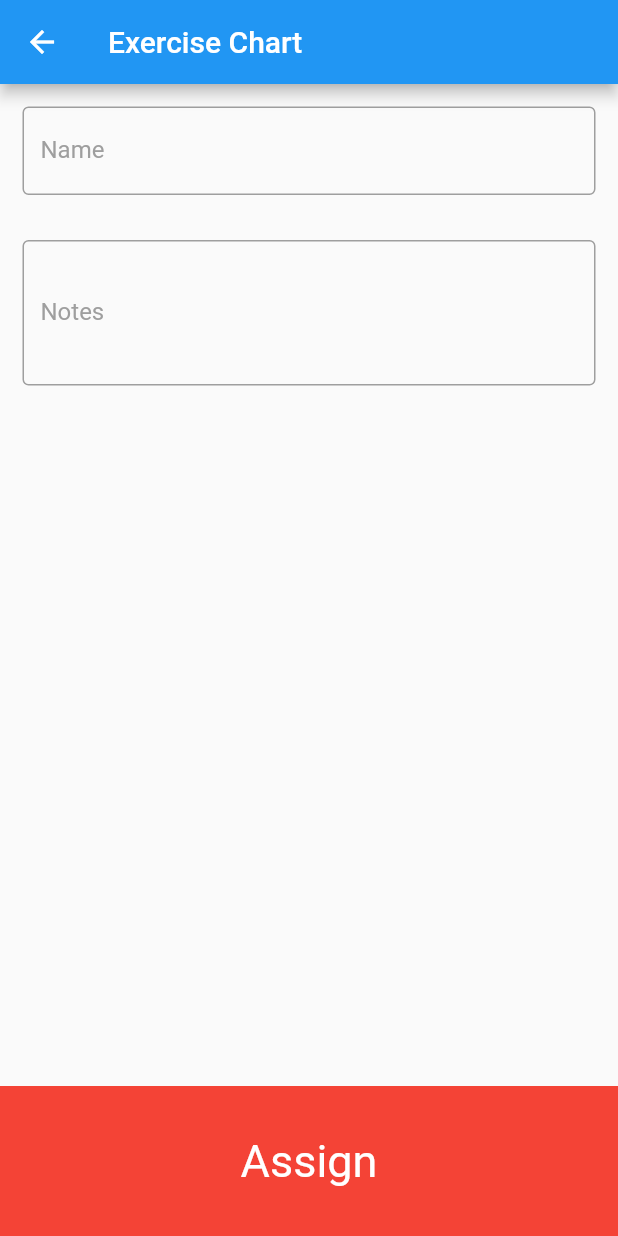
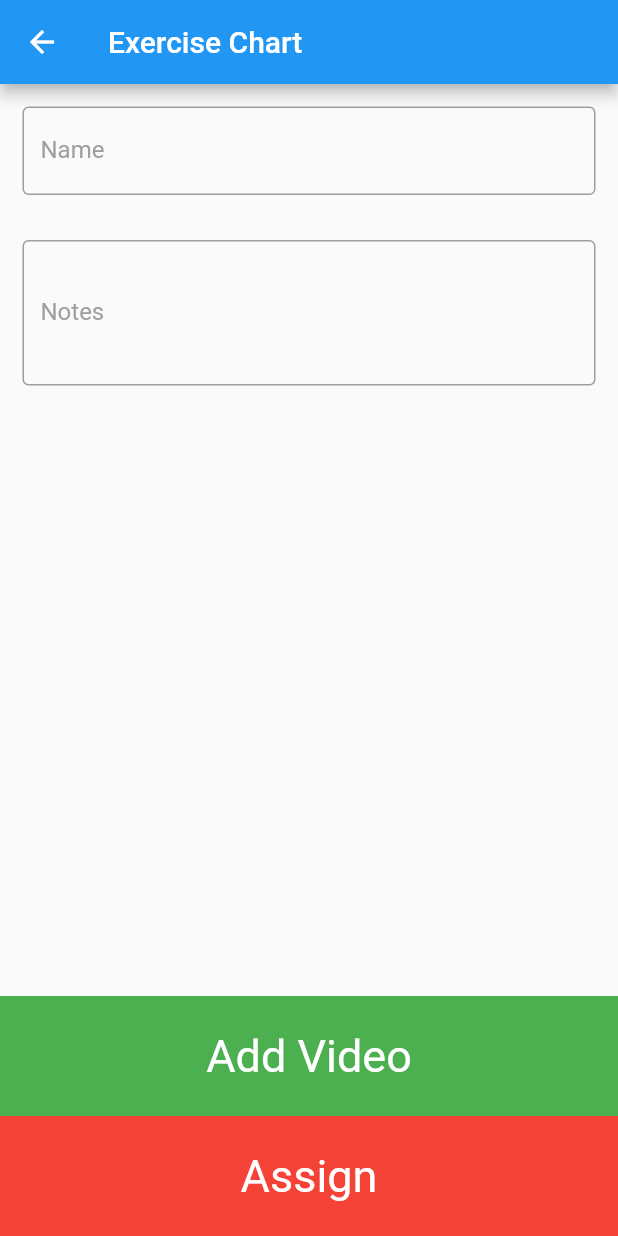
Before and after one commit to vanshg395/physio_app, a Flutter app: the ExcerciseChartScreen screen opened directly, on a phone screen of 412 x 824 dp. Run offline on Flutter 3.47's test engine with Material 2 defaults, Android fonts, the phone set to English and light mode, and no system bars; our stand-ins replace dropdown_formfield, file_picker, font_awesome_flutter, intl_phone_number_input, permission_handler, shared_preferences; missing offline and left inert: agora_rtc_engine, agora_rtm; accounts and stored records are empty; statements that could not run were skipped.

```diff
--- a/lib/doctor/excercise_chart_screen.dart
+++ b/lib/doctor/excercise_chart_screen.dart
@@ -5,7 +5,7 @@ import 'package:http/http.dart' as http;
 import 'package:provider/provider.dart';
 
 import '../providers/auth.dart';
-
+import './doctor_add_video.dart';
 class ExcerciseChartScreen extends StatefulWidget {
   @override
   _ExcerciseChartScreenState createState() => _ExcerciseChartScreenState();
@@ -195,10 +195,36 @@ class _ExcerciseChartScreenState extends State<ExcerciseChartScreen> {
                 Expanded(
                   child: SizedBox(),
                 ),
+                Column(
+                  children: <Widget>[
+                    InkWell(
+                      child: Container(
+                        alignment: Alignment.center,
+                        color: Colors.green,
+                        height: 80,
+                        width: double.infinity,
+                        child: SafeArea(
+                          child: Center(
+                            child: Text(
+                              'Add Video',
+                              style: TextStyle(
+                                fontSize: 30,
+                                color: Colors.white,
+                              ),
+                            ),
+                          ),
+                        ),
+                      ),
+                      onTap:(){ Navigator.of(context).push(
+                        MaterialPageRoute(
+                            builder: (ctx) =>DoctorVideoAdd()
+                              ),
+                        );}
+                    ),
                     InkWell(
                       child: Container(
                         color: Colors.red,
-                    height: 100,
+                        height: 80,
                         width: double.infinity,
                         child: SafeArea(
                           child: Center(
@@ -215,6 +241,8 @@ class _ExcerciseChartScreenState extends State<ExcerciseChartScreen> {
                       onTap: () async {
                         await assign();
                       },
+                    ),
+                  ],
                 )
               ],
             ),
--- a/pubspec.yaml
+++ b/pubspec.yaml
@@ -34,6 +34,8 @@ dependencies:
   agora_rtc_engine: ^1.0.5
   agora_rtm: ^0.9.10
   permission_handler: ^3.0.0
+  file_picker: ^1.5.0+2
+
 
 
 dev_dependencies:
```
Also changed, not shown: lib/doctor/doctor_add_video.dart (added, +133 -0 lines), pubspec.lock, 1 other file. Lines whose indentation alone changed are shown as unchanged.
